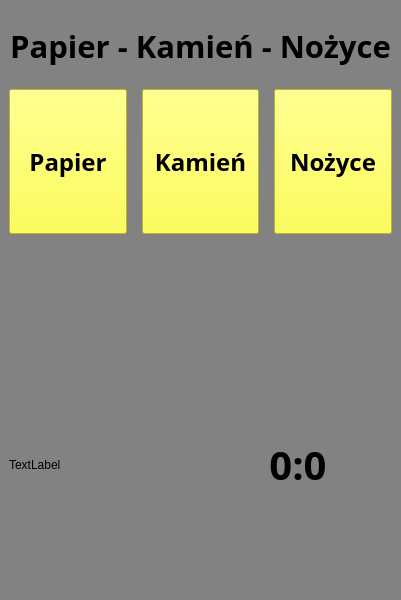
Above: mainwindow.ui from G18C10/PRS_2Pg before the change. Below: the same form after it.
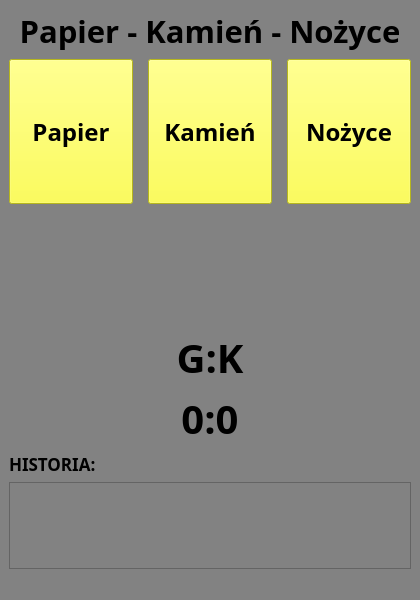
That is the form after the change.

Commit message: Historia_label

What changed in the file:
```diff
--- a/mainwindow.ui
+++ b/mainwindow.ui
@@ -6,7 +6,7 @@
    <rect>
     <x>0</x>
     <y>0</y>
-    <width>401</width>
+    <width>420</width>
     <height>600</height>
    </rect>
   </property>
@@ -147,11 +147,20 @@
      </layout>
     </item>
     <item>
-     <layout class="QHBoxLayout" name="horizontalLayout">
-      <item>
-       <widget class="QLabel" name="historia">
+     <widget class="QLabel" name="label_2">
+      <property name="font">
+       <font>
+        <family>Segoe UI Black</family>
+        <pointsize>30</pointsize>
+        <weight>75</weight>
+        <bold>true</bold>
+       </font>
+      </property>
         <property name="text">
-         <string>TextLabel</string>
+       <string>G:K</string>
+      </property>
+      <property name="alignment">
+       <set>Qt::AlignCenter</set>
         </property>
        </widget>
       </item>
@@ -173,6 +182,34 @@
         </property>
        </widget>
       </item>
+    <item>
+     <widget class="QLabel" name="label_3">
+      <property name="font">
+       <font>
+        <family>Segoe UI Black</family>
+        <pointsize>13</pointsize>
+        <weight>75</weight>
+        <bold>true</bold>
+       </font>
+      </property>
+      <property name="text">
+       <string>HISTORIA:</string>
+      </property>
+     </widget>
+    </item>
+    <item>
+     <layout class="QHBoxLayout" name="horizontalLayout">
+      <item>
+       <widget class="QPlainTextEdit" name="historia">
+        <property name="font">
+         <font>
+          <pointsize>9</pointsize>
+          <weight>75</weight>
+          <bold>true</bold>
+         </font>
+        </property>
+       </widget>
+      </item>
      </layout>
     </item>
    </layout>
```
Left out of the diff: 6 changed lines with no effect on the pictures. Lines whose indentation alone changed are shown as unchanged. The commit also changes 2 other files.
